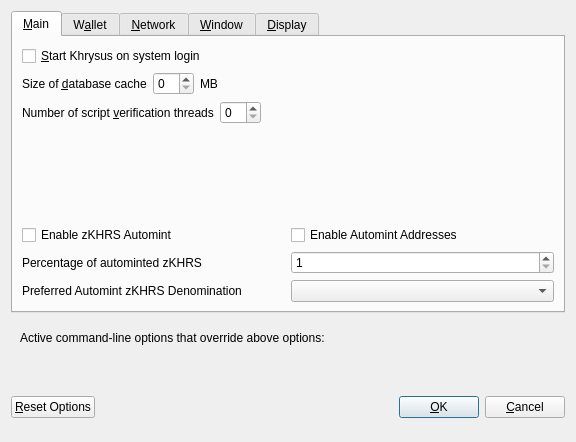
This is src/qt/forms/optionsdialog.ui in Khrysus-dev/KhrysusCoin as Qt 5 draws it before an edit. The edited form follows.
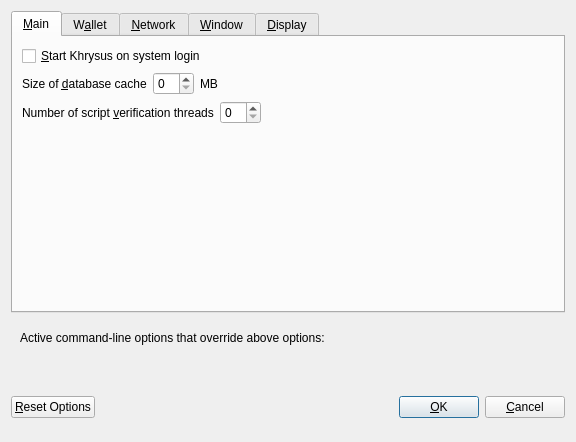
This is the edited form. Custom widgets are drawn as their Qt base class.

Diff of the .ui file:
```diff
--- a/src/qt/forms/optionsdialog.ui
+++ b/src/qt/forms/optionsdialog.ui
@@ -130,111 +130,6 @@
          </property>
         </spacer>
        </item>
-       <item>
-        <widget class="QWidget" name="verticalZkhrsOptionsWidget" native="true">
-         <layout class="QVBoxLayout" name="verticalZkhrsOptionsLayout">
-          <property name="margin">
-           <number>0</number>
-          </property>
-          <item>
-           <layout class="QHBoxLayout" name="horizontalAutomintingLayout">
-            <item>
-             <widget class="QCheckBox" name="checkBoxZeromintEnable">
-              <property name="toolTip">
-               <string>Enable automatic minting of KHRS units to zKHRS</string>
-              </property>
-              <property name="layoutDirection">
-               <enum>Qt::LeftToRight</enum>
-              </property>
-              <property name="text">
-               <string>Enable zKHRS Automint</string>
-              </property>
-             </widget>
-            </item>
-            <item>
-             <widget class="QCheckBox" name="checkBoxZeromintAddresses">
-              <property name="toolTip">
-               <string>Enable automatic zKHRS minting from specific addresses</string>
-              </property>
-              <property name="layoutDirection">
-               <enum>Qt::LeftToRight</enum>
-              </property>
-              <property name="text">
-               <string>Enable Automint Addresses</string>
-              </property>
-             </widget>
-            </item>
-           </layout>
-          </item>
-          <item>
-           <layout class="QHBoxLayout" name="horizontalZmintPercentageLayout">
-            <item>
-             <widget class="QLabel" name="percentage_label">
-              <property name="toolTip">
-               <string>Percentage of incoming KHRS which get automatically converted to zKHRS via Zerocoin Protocol (min: 10%)</string>
-              </property>
-              <property name="text">
-               <string>Percentage of autominted zKHRS</string>
-              </property>
-             </widget>
-            </item>
-            <item>
-             <widget class="QSpinBox" name="zeromintPercentage">
-              <property name="minimum">
-               <number>1</number>
-              </property>
-              <property name="maximum">
-               <number>100</number>
-              </property>
-             </widget>
-            </item>
-           </layout>
-          </item>
-          <item>
-           <layout class="QHBoxLayout" name="horizontalLayout" stretch="0,0">
-            <property name="sizeConstraint">
-             <enum>QLayout::SetFixedSize</enum>
-            </property>
-            <item>
-             <widget class="QLabel" name="labelPreferredDenom">
-              <property name="maximumSize">
-               <size>
-                <width>16777215</width>
-                <height>16777215</height>
-               </size>
-              </property>
-              <property name="toolTip">
-               <string>Wait with automatic conversion to Zerocoin until enough KHRS for this denomination is available</string>
-              </property>
-              <property name="text">
-               <string>Preferred Automint zKHRS Denomination</string>
-              </property>
-             </widget>
-            </item>
-            <item>
-             <widget class="QComboBox" name="preferredDenom">
-              <property name="maximumSize">
-               <size>
-                <width>16777215</width>
-                <height>27</height>
-               </size>
-              </property>
-              <property name="toolTip">
-               <string>Wait with automatic conversion to Zerocoin until enough KHRS for this denomination is available</string>
-              </property>
-              <property name="maxVisibleItems">
-               <number>9</number>
-              </property>
-              <property name="maxCount">
-               <number>9</number>
-              </property>
-             </widget>
-            </item>
-           </layout>
-          </item>
-         </layout>
-        </widget>
-       </item>
       </layout>
      </widget>
      <widget class="QWidget" name="tabWallet">
```
Left out of the diff: 106 changed lines with no effect on the pictures. Lines whose indentation alone changed are shown as unchanged.
